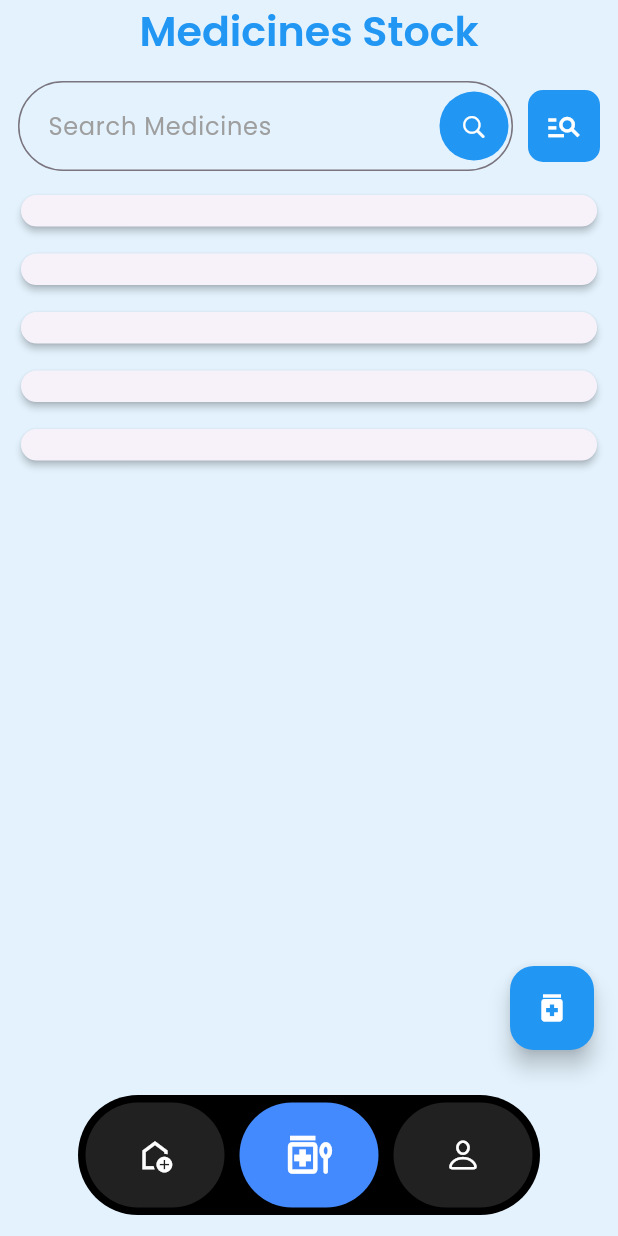
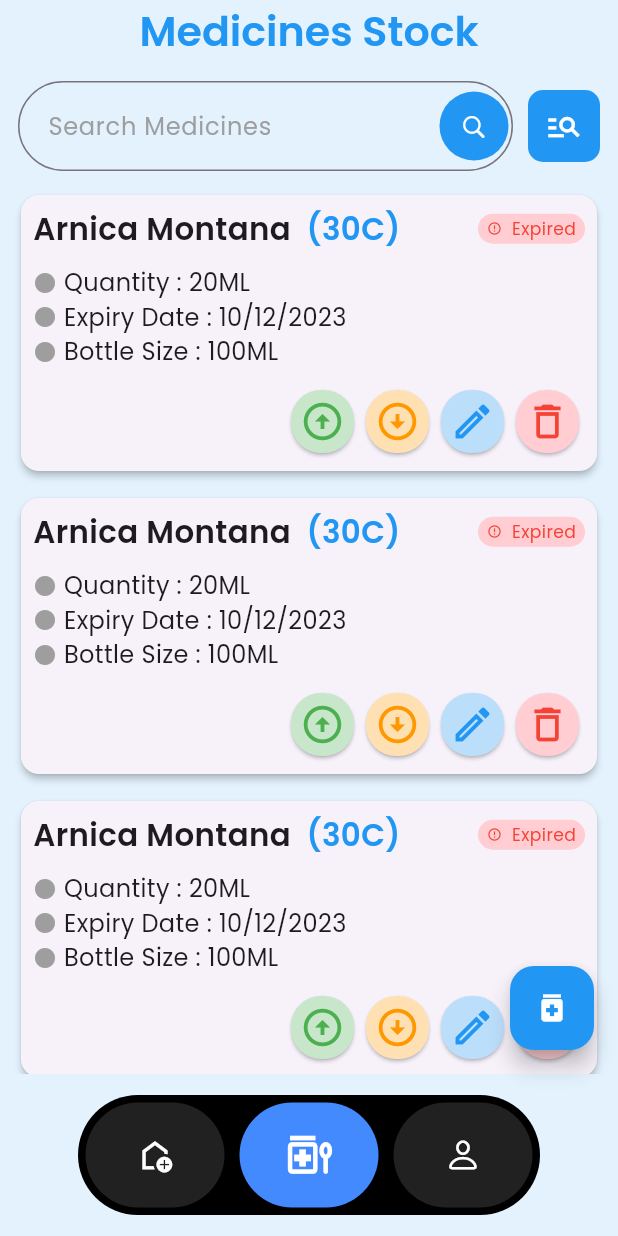
Before and after one commit to inzamam9494/healnixd, a Flutter app: the BottomNavigationMenu screen opened by its route, item 2 of the bottom bar chosen, on a phone screen of 412 x 824 dp. Run offline on Flutter 3.47's test engine with Material 3 defaults, Android fonts, the phone set to English and light mode, and no system bars; our stand-ins replace fl_chart, flutter_screenutil, font_awesome_flutter, get, google_fonts.

Commit message:
Enhance medicine stock card UI with additional details and update bottom navigation item interaction

```diff
--- a/lib/components/medicine_stock_card.dart
+++ b/lib/components/medicine_stock_card.dart
@@ -1,25 +1,173 @@
 import 'package:flutter/cupertino.dart';
 import 'package:flutter/material.dart';
+import 'package:flutter_screenutil/flutter_screenutil.dart';
+import 'package:healnixd/style/text_style.dart';
 
 Widget medicineStockCard({
   String? medicineName,
+  String? medicineScale,
   String? medicineType,
   String? stock,
   String? expiryDate,
 }) {
   return Card(
-    shape: RoundedRectangleBorder(
-      borderRadius: BorderRadius.circular(16),
+    shape: RoundedRectangleBorder(borderRadius: BorderRadius.circular(12)),
+    elevation: 2,
+    child: Padding(
+      padding: EdgeInsets.all(8.0),
+      child: Column(
+        children: [
+          Row(
+            mainAxisAlignment: MainAxisAlignment.spaceBetween,
+            children: [
+              Row(
+                children: [
+                  Text(
+                    medicineName ?? 'Arnica Montana',
+                    style: AppTextStyles.kBody15SemiBoldTextStyle,
                   ),
-    elevation: 2,
+                  Text(
+                    medicineScale ?? '  (30C)',
+                    style: AppTextStyles.kBody15SemiBoldTextStyle.copyWith(
+                      color: Colors.blue,
+                    ),
+                  ),
+                ],
+              ),
+              Container(
+                padding: EdgeInsets.symmetric(horizontal: 6, vertical: 2),
+                decoration: BoxDecoration(
+                  color: Colors.red.shade100,
+                  borderRadius: BorderRadius.circular(20),
+                ),
+                child: Row(
+                  children: [
+                    Icon(Icons.error_outline, color: Colors.red, size: 10),
+                    Text(
+                      "  Expired",
+                      style: AppTextStyles.kSmall8RegularTextStyle.copyWith(
+                        color: Colors.red,
+                      ),
+                    ),
+                  ],
+                ),
+              ),
+            ],
+          ),
+          Container(
+            margin: EdgeInsets.symmetric(vertical: 10),
             child: Column(
               children: [
                 Row(
                   children: [
-            Text("")
+                    Icon(Icons.circle, color: Colors.grey, size: 16),
+                    Text(
+                      " Quantity : ",
+                      style: AppTextStyles.kCaption12RegularTextStyle,
+                    ),
+                    Text(
+                      "20ML",
+                      style: AppTextStyles.kCaption12RegularTextStyle,
+                    ),
                   ],
-        )
+                ),
+                Row(
+                  children: [
+                    Icon(Icons.circle, color: Colors.grey, size: 16),
+                    Text(
+                      " Expiry Date : ",
+                      style: AppTextStyles.kCaption12RegularTextStyle,
+                    ),
+                    Text(
+                      "10/12/2023",
+                      style: AppTextStyles.kCaption12RegularTextStyle,
+                    ),
                   ],
+                ),
+                Row(
+                  children: [
+                    Icon(Icons.circle, color: Colors.grey, size: 16),
+                    Text(
+                      " Bottle Size : ",
+                      style: AppTextStyles.kCaption12RegularTextStyle,
+                    ),
+                    Text(
+                      "100ML",
+                      style: AppTextStyles.kCaption12RegularTextStyle,
+                    ),
+                  ],
+                ),
+              ],
+            ),
+          ),
+          Row(
+            mainAxisAlignment: MainAxisAlignment.end,
+            children: [
+              Card(
+                margin: EdgeInsets.all(4),
+                shape: RoundedRectangleBorder(
+                  borderRadius: BorderRadius.circular(20),
+                ),
+                color: Colors.green.shade100,
+                child: InkWell(
+                  borderRadius: BorderRadius.circular(20),
+                  onTap: () {},
+                  child: Padding(
+                    padding: const EdgeInsets.all(6.0),
+                    child: Icon(Icons.arrow_circle_up, color: Colors.green, size: 30),
+                  ),
+                ),
+              ),
+              Card(
+                margin: EdgeInsets.all(4),
+                shape: RoundedRectangleBorder(
+                  borderRadius: BorderRadius.circular(20),
+                ),
+                color: Colors.orange.shade100,
+                child: InkWell(
+                  borderRadius: BorderRadius.circular(20),
+                  highlightColor: Colors.blue,
+                  onTap: () {},
+                  child: Padding(
+                    padding: const EdgeInsets.all(6.0),
+                    child: Icon(Icons.arrow_circle_down, color: Colors.orange, size: 30),
+                  ),
+                ),
+              ),
+              Card(
+                margin: EdgeInsets.all(4),
+                shape: RoundedRectangleBorder(
+                  borderRadius: BorderRadius.circular(20),
+                ),
+                color: Colors.blue.shade100,
+                child: InkWell(
+                  onTap: () {},
+                  borderRadius: BorderRadius.circular(20),
+                  child: Padding(
+                    padding: const EdgeInsets.all(6.0),
+                    child: Icon(Icons.mode_edit_outlined, color: Colors.blue, size: 30),
+                  ),
+                ),
+              ),
+              Card(
+                margin: EdgeInsets.all(4),
+                shape: RoundedRectangleBorder(
+                  borderRadius: BorderRadius.circular(20),
+                ),
+                color: Colors.red.shade100,
+                child: InkWell(
+                  onTap: () {},
+                  borderRadius: BorderRadius.circular(20),
+                  child: Padding(
+                    padding: const EdgeInsets.all(6.0),
+                    child: Icon(Icons.delete_outline, color: Colors.red, size: 30),
+                  ),
+                ),
+              ),
+            ],
+          ),
+        ],
+      ),
     ),
   );
 }
--- a/lib/screens/bottom_bar/bottom_navigation_menu.dart
+++ b/lib/screens/bottom_bar/bottom_navigation_menu.dart
@@ -33,9 +33,8 @@ class BottomNavigationMenu extends GetView<BottomNavController> {
   Widget _buildNavBarItem(IconData icon, int index) {
     bool isSelected = controller.currentIndex.value == index;
 
-    return ClipRRect(
+    return InkWell(
       borderRadius: const BorderRadius.all(Radius.circular(50)),
-      child: InkWell(
       onTap: () => controller.currentIndex.value = index,
       child: AnimatedContainer(
         duration: const Duration(milliseconds: 300),
@@ -59,7 +58,6 @@ class BottomNavigationMenu extends GetView<BottomNavController> {
           ),
         ),
       ),
-      ),
     );
   }
 }
--- a/lib/screens/medicines/medicines_stock_screen.dart
+++ b/lib/screens/medicines/medicines_stock_screen.dart
@@ -95,7 +95,7 @@ class MedicinesStockScreen extends StatelessWidget {
           itemCount: 5,
           itemBuilder: (context, index) {
             return medicineStockCard(
-              medicineName: "Paracetamol",
+              medicineName: "Arnica Montana",
               medicineType: "Tablet",
               stock: "50",
               expiryDate: "12/2023",
```
Lines whose indentation alone changed are shown as unchanged.
